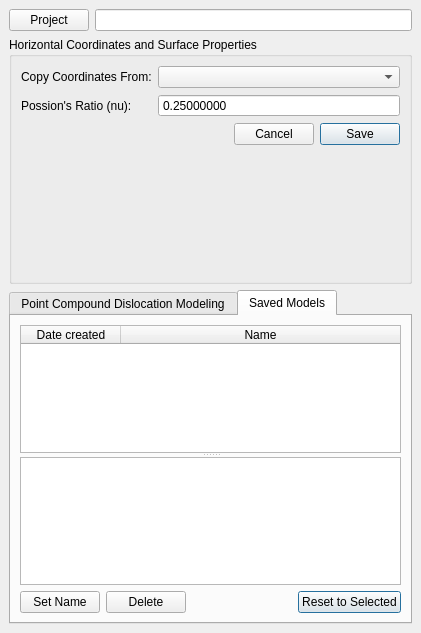
Before: the Qt Designer form PCDMWidget.ui in kateyy/geohazardvis_modeling_pCDM, drawn with Qt 5.
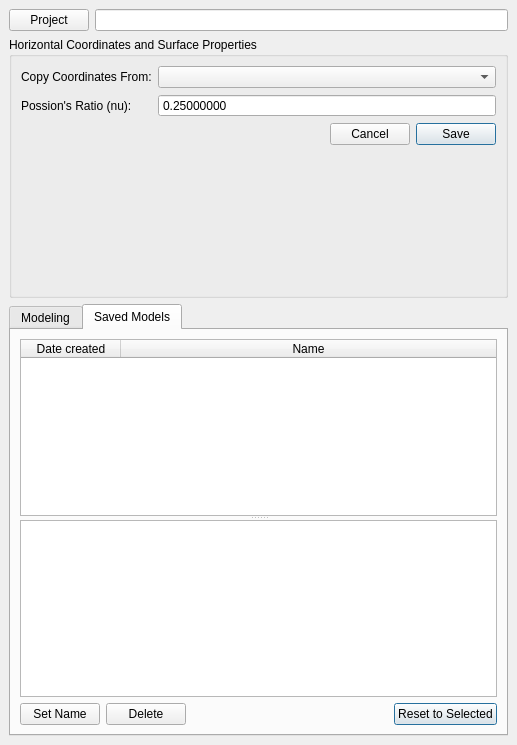
After: the same form once the commit is applied. The open tabs and pages were chosen to show the change. Custom widgets are drawn as their Qt base class.

```diff
--- a/PCDMWidget.ui
+++ b/PCDMWidget.ui
@@ -6,8 +6,8 @@
    <rect>
     <x>0</x>
     <y>0</y>
-    <width>421</width>
-    <height>633</height>
+    <width>517</width>
+    <height>745</height>
    </rect>
   </property>
   <property name="windowTitle">
@@ -287,7 +287,7 @@
         </sizepolicy>
        </property>
        <attribute name="title">
-        <string>Point Compound Dislocation Modeling</string>
+        <string>Modeling</string>
        </attribute>
        <layout class="QGridLayout" name="gridLayout_6">
         <item row="1" column="1">
@@ -690,13 +690,6 @@
            <property name="readOnly">
             <bool>true</bool>
            </property>
-           <property name="html">
-            <string>&lt;!DOCTYPE HTML PUBLIC &quot;-//W3C//DTD HTML 4.0//EN&quot; &quot;http://www.w3.org/TR/REC-html40/strict.dtd&quot;&gt;
-&lt;html&gt;&lt;head&gt;&lt;meta name=&quot;qrichtext&quot; content=&quot;1&quot; /&gt;&lt;style type=&quot;text/css&quot;&gt;
-p, li { white-space: pre-wrap; }
-&lt;/style&gt;&lt;/head&gt;&lt;body style=&quot; font-family:'MS Shell Dlg 2'; font-size:7.8pt; font-weight:400; font-style:normal;&quot;&gt;
-&lt;p style=&quot;-qt-paragraph-type:empty; margin-top:0px; margin-bottom:0px; margin-left:0px; margin-right:0px; -qt-block-indent:0; text-indent:0px;&quot;&gt;&lt;br /&gt;&lt;/p&gt;&lt;/body&gt;&lt;/html&gt;</string>
-           </property>
           </widget>
          </widget>
         </item>
```
Left out of the diff: 2 changed lines with no effect on the pictures.
